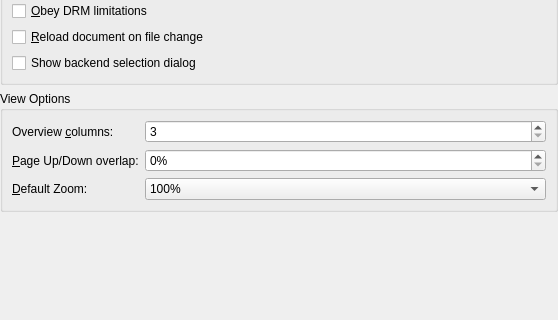
Old version of the form conf/dlggeneralbase.ui in the repository KDE/okular; both pictures show x 0 to 558 and y 173 to 493 of the 558 by 575 pixel window.
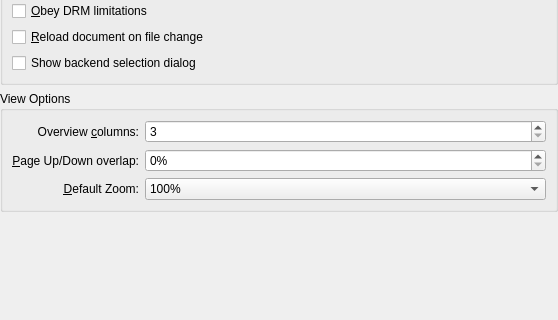
New version of the form. Custom widgets are drawn as their Qt base class.

Commit message: Seems someone decided our labels have to be right aligned

The edit to the form file:
```diff
--- a/conf/dlggeneralbase.ui
+++ b/conf/dlggeneralbase.ui
@@ -193,18 +193,15 @@
      <property name="title">
       <string>View Options</string>
      </property>
-     <layout class="QGridLayout" name="gridLayout">
+     <layout class="QGridLayout" name="gridLayout" columnstretch="0,1">
       <item row="0" column="0">
        <widget class="QLabel" name="columnLabel">
-        <property name="sizePolicy">
-         <sizepolicy hsizetype="Maximum" vsizetype="Preferred">
-          <horstretch>0</horstretch>
-          <verstretch>0</verstretch>
-         </sizepolicy>
-        </property>
         <property name="text">
          <string>Overview &amp;columns:</string>
         </property>
+        <property name="alignment">
+         <set>Qt::AlignRight|Qt::AlignTrailing|Qt::AlignVCenter</set>
+        </property>
         <property name="buddy">
          <cstring>kcfg_ViewColumns</cstring>
         </property>
@@ -228,6 +225,9 @@
         <property name="text">
          <string>&amp;Page Up/Down overlap:</string>
         </property>
+        <property name="alignment">
+         <set>Qt::AlignRight|Qt::AlignTrailing|Qt::AlignVCenter</set>
+        </property>
         <property name="buddy">
          <cstring>kcfg_ScrollOverlap</cstring>
         </property>
@@ -259,6 +259,9 @@
         <property name="text">
          <string>&amp;Default Zoom:</string>
         </property>
+        <property name="alignment">
+         <set>Qt::AlignRight|Qt::AlignTrailing|Qt::AlignVCenter</set>
+        </property>
         <property name="buddy">
          <cstring>kcfg_ZoomMode</cstring>
         </property>
```
